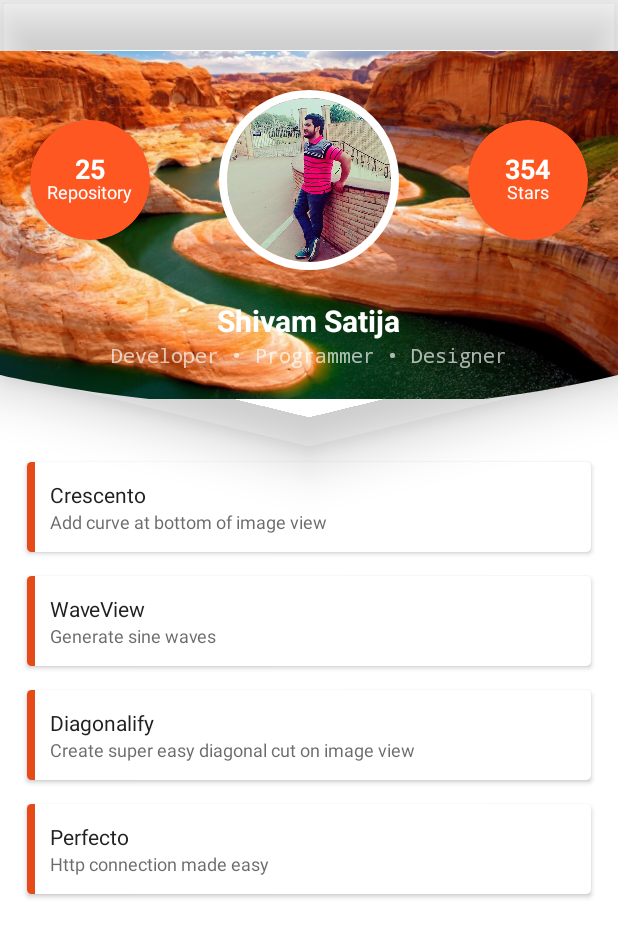
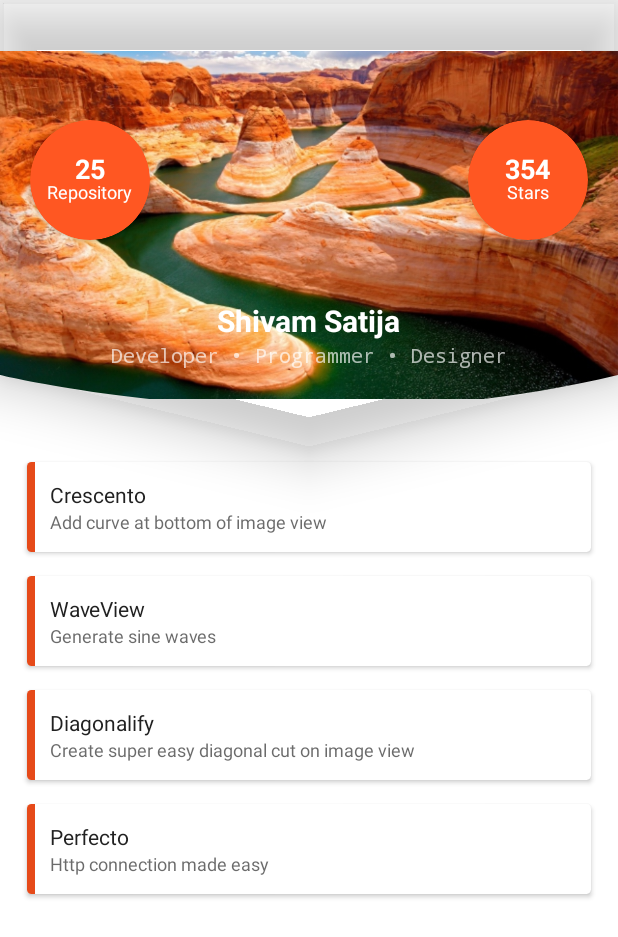
Before and after one commit to developer-shivam/Crescento, an Android app: the screen it shows after launch (MainActivity), on a phone screen of 412 x 824 dp. Shown: the top 937 px of the screen. Run offline under Robolectric (Android 15) with nearby library versions, the phone set to English and light mode, and no system bars; our stand-ins replace CircleImageView; libraries missing offline, so code that uses them is left out: android.support.v7; plain views replace KenBurnsView.

Commit message:
Photo removed

```diff
--- a/app/src/main/res/layout/activity_main.xml
+++ b/app/src/main/res/layout/activity_main.xml
@@ -63,7 +63,6 @@
             android:layout_height="120dp"
             android:layout_centerHorizontal="true"
             android:layout_marginTop="60dp"
-            android:src="@drawable/photo1"
             attribute:civ_border_color="#ffffff"
             attribute:civ_border_width="5dp" />
 
```
Also changed, not shown: app/src/main/res/drawable/photo.jpg (deleted), app/src/main/res/drawable/photo1.jpg (deleted).
